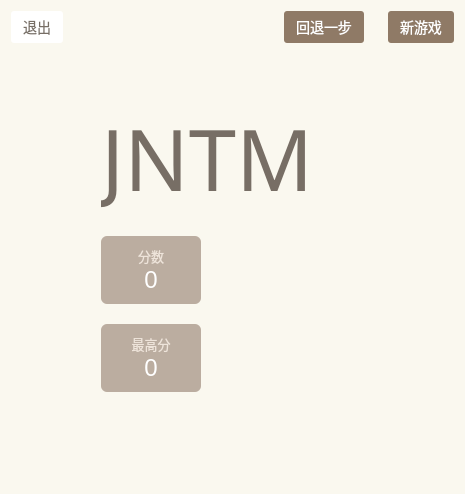
ZKLlab/cxk-2048-cpp, file mainwindow.ui: the form before one commit.
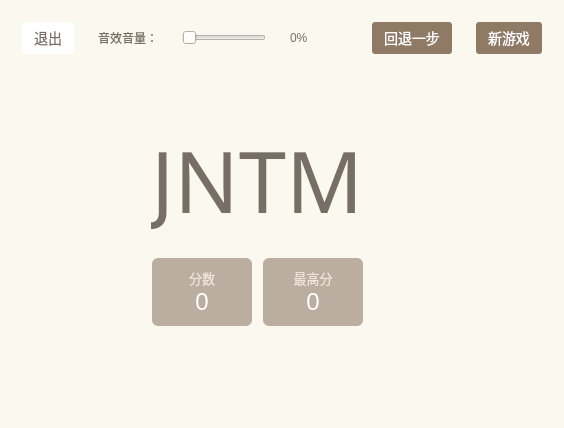
The form after the commit.

Commit message: Add: 音效音量调节滑块

Patch:
```diff
--- a/mainwindow.ui
+++ b/mainwindow.ui
@@ -19,6 +19,16 @@
      <number>-1</number>
     </property>
     <item>
+     <widget class="QWidget" name="" native="true">
+      <property name="sizePolicy">
+       <sizepolicy hsizetype="Preferred" vsizetype="Fixed">
+        <horstretch>0</horstretch>
+        <verstretch>0</verstretch>
+       </sizepolicy>
+      </property>
+      <property name="styleSheet">
+       <string notr="true">height: 32px;</string>
+      </property>
      <layout class="QHBoxLayout" name="horizontalLayout_2">
       <property name="spacing">
        <number>24</number>
@@ -26,7 +36,7 @@
       <item>
        <widget class="QPushButton" name="exitButton">
         <property name="sizePolicy">
-         <sizepolicy hsizetype="Minimum" vsizetype="Fixed">
+          <sizepolicy hsizetype="Fixed" vsizetype="Fixed">
           <horstretch>0</horstretch>
           <verstretch>0</verstretch>
          </sizepolicy>
@@ -41,6 +51,7 @@
          <string notr="true">background: white;
 border: none;
 border-radius: 3px;
+margin: 0;
 padding: 0 12px;
 font-size: 14px;
 height: 32px;
@@ -51,6 +62,52 @@
         </property>
        </widget>
       </item>
+       <item>
+        <widget class="QLabel" name="label">
+         <property name="text">
+          <string>音效音量：</string>
+         </property>
+        </widget>
+       </item>
+       <item>
+        <widget class="QSlider" name="soundEffectsVolumeSlider">
+         <property name="sizePolicy">
+          <sizepolicy hsizetype="Fixed" vsizetype="Fixed">
+           <horstretch>0</horstretch>
+           <verstretch>0</verstretch>
+          </sizepolicy>
+         </property>
+         <property name="focusPolicy">
+          <enum>Qt::NoFocus</enum>
+         </property>
+         <property name="styleSheet">
+          <string notr="true">height: 32px;
+line-height: 32px;</string>
+         </property>
+         <property name="maximum">
+          <number>100</number>
+         </property>
+         <property name="orientation">
+          <enum>Qt::Horizontal</enum>
+         </property>
+         <property name="invertedAppearance">
+          <bool>false</bool>
+         </property>
+         <property name="invertedControls">
+          <bool>false</bool>
+         </property>
+         <property name="tickPosition">
+          <enum>QSlider::NoTicks</enum>
+         </property>
+        </widget>
+       </item>
+       <item>
+        <widget class="QLabel" name="soundEffectsVolume">
+         <property name="text">
+          <string>0%</string>
+         </property>
+        </widget>
+       </item>
       <item>
        <spacer name="horizontalSpacer">
         <property name="orientation">
@@ -59,7 +116,7 @@
         <property name="sizeHint" stdset="0">
          <size>
           <width>40</width>
-          <height>20</height>
+           <height>32</height>
          </size>
         </property>
        </spacer>
@@ -80,6 +137,7 @@
 color: white;
 border: none;
 border-radius: 3px;
+margin: 0;
 padding: 0 12px;
 font-size: 14px;
 height: 32px;
@@ -93,7 +151,7 @@
       <item>
        <widget class="QPushButton" name="newGameButton">
         <property name="sizePolicy">
-         <sizepolicy hsizetype="Minimum" vsizetype="Fixed">
+          <sizepolicy hsizetype="Fixed" vsizetype="Fixed">
           <horstretch>0</horstretch>
           <verstretch>0</verstretch>
          </sizepolicy>
@@ -109,6 +167,7 @@
 color: white;
 border: none;
 border-radius: 3px;
+margin: 0;
 padding: 0 12px;
 font-size: 14px;
 height: 32px;
@@ -120,6 +179,7 @@
        </widget>
       </item>
      </layout>
+     </widget>
     </item>
     <item>
      <spacer name="verticalSpacer_3">
@@ -181,6 +241,11 @@
           </widget>
          </item>
          <item>
+          <layout class="QHBoxLayout" name="horizontalLayout_3">
+           <property name="spacing">
+            <number>10</number>
+           </property>
+           <item>
           <widget class="QWidget" name="scoreboard" native="true">
            <property name="sizePolicy">
             <sizepolicy hsizetype="Fixed" vsizetype="Fixed">
@@ -335,6 +400,8 @@
             </item>
            </layout>
           </widget>
+           </item>
+          </layout>
          </item>
          <item>
           <spacer name="verticalSpacer_2">
```
Left out of the diff: 3 changed lines with no effect on the pictures. Lines whose indentation alone changed are shown as unchanged. The commit also changes 6 other files.
